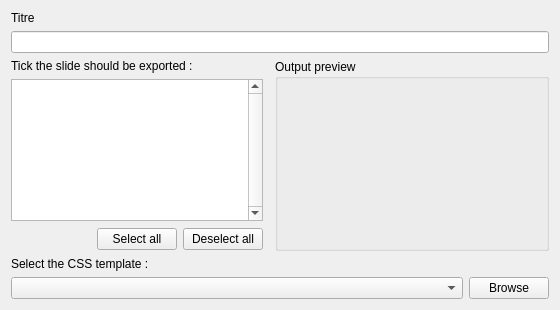
The window that kpresenter/part/ui/KPrHtmlExport.ui (KDE/calligra-history) describes before a commit, drawn with Qt 5.
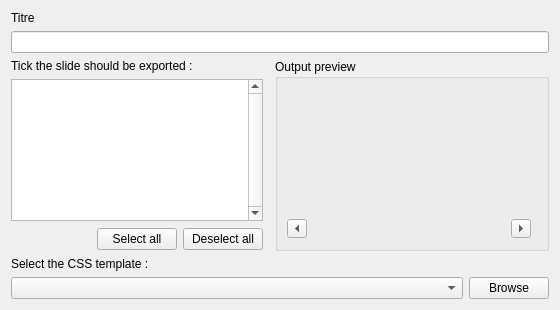
The same window after the commit. Custom widgets are drawn as their Qt base class.

Commit message: Html Export: added previous/next buttons to preview pixmap

```diff
--- a/kpresenter/part/ui/KPrHtmlExport.ui
+++ b/kpresenter/part/ui/KPrHtmlExport.ui
@@ -95,8 +95,8 @@
      <property name="title">
       <string>Output preview</string>
      </property>
-     <layout class="QHBoxLayout" name="horizontalLayout">
-      <item>
+     <layout class="QGridLayout" name="gridLayout_2">
+      <item row="0" column="0" colspan="4">
        <widget class="QLabel" name="qLabel_preview">
         <property name="sizePolicy">
          <sizepolicy hsizetype="Expanding" vsizetype="Ignored">
@@ -121,6 +121,51 @@
         </property>
        </widget>
       </item>
+      <item row="1" column="0">
+       <widget class="QToolButton" name="toolButton_previous">
+        <property name="text">
+         <string>...</string>
+        </property>
+        <property name="iconSize">
+         <size>
+          <width>12</width>
+          <height>12</height>
+         </size>
+        </property>
+        <property name="arrowType">
+         <enum>Qt::LeftArrow</enum>
+        </property>
+       </widget>
+      </item>
+      <item row="1" column="2">
+       <widget class="QToolButton" name="toolButton_next">
+        <property name="text">
+         <string>...</string>
+        </property>
+        <property name="iconSize">
+         <size>
+          <width>12</width>
+          <height>12</height>
+         </size>
+        </property>
+        <property name="arrowType">
+         <enum>Qt::RightArrow</enum>
+        </property>
+       </widget>
+      </item>
+      <item row="1" column="1">
+       <spacer name="horizontalSpacer">
+        <property name="orientation">
+         <enum>Qt::Horizontal</enum>
+        </property>
+        <property name="sizeHint" stdset="0">
+         <size>
+          <width>40</width>
+          <height>20</height>
+         </size>
+        </property>
+       </spacer>
+      </item>
      </layout>
     </widget>
    </item>
```
The commit also changes 2 other files.
